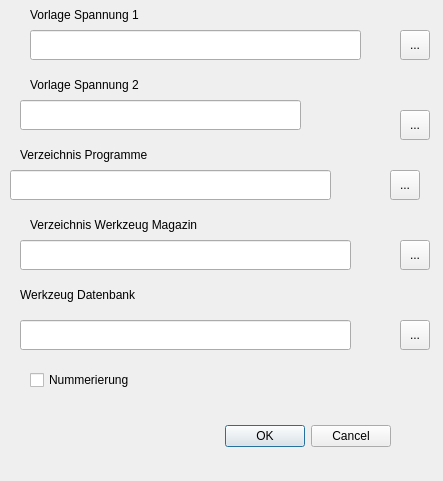
Qt form dialogSettings.ui (mikejg/MainGen) before a commit.
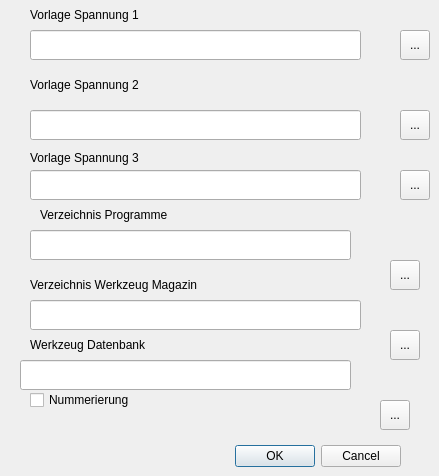
The same form after that commit.

Commit message: added Spannung3 & parted tools

```diff
--- a/dialogSettings.ui
+++ b/dialogSettings.ui
@@ -6,8 +6,8 @@
    <rect>
     <x>0</x>
     <y>0</y>
-    <width>443</width>
-    <height>481</height>
+    <width>439</width>
+    <height>476</height>
    </rect>
   </property>
   <property name="sizePolicy">
@@ -22,8 +22,8 @@
   <widget class="QDialogButtonBox" name="buttonBox">
    <property name="geometry">
     <rect>
-     <x>50</x>
-     <y>420</y>
+     <x>60</x>
+     <y>440</y>
      <width>341</width>
      <height>32</height>
     </rect>
@@ -39,7 +39,7 @@
    <property name="geometry">
     <rect>
      <x>390</x>
-     <y>170</y>
+     <y>260</y>
      <width>30</width>
      <height>30</height>
     </rect>
@@ -63,8 +63,8 @@
   <widget class="QLabel" name="label_Programme">
    <property name="geometry">
     <rect>
-     <x>20</x>
-     <y>140</y>
+     <x>40</x>
+     <y>200</y>
      <width>331</width>
      <height>30</height>
     </rect>
@@ -88,8 +88,8 @@
   <widget class="QLineEdit" name="lineEdit_Programme">
    <property name="geometry">
     <rect>
-     <x>10</x>
-     <y>170</y>
+     <x>30</x>
+     <y>230</y>
      <width>321</width>
      <height>30</height>
     </rect>
@@ -157,9 +157,9 @@
   <widget class="QLineEdit" name="lineEdit_Spannung2">
    <property name="geometry">
     <rect>
-     <x>20</x>
-     <y>100</y>
-     <width>281</width>
+     <x>30</x>
+     <y>110</y>
+     <width>331</width>
      <height>30</height>
     </rect>
    </property>
@@ -255,7 +255,7 @@
    <property name="geometry">
     <rect>
      <x>30</x>
-     <y>210</y>
+     <y>270</y>
      <width>201</width>
      <height>30</height>
     </rect>
@@ -279,8 +279,8 @@
   <widget class="QLineEdit" name="lineEdit_Magazin">
    <property name="geometry">
     <rect>
-     <x>20</x>
-     <y>240</y>
+     <x>30</x>
+     <y>300</y>
      <width>331</width>
      <height>30</height>
     </rect>
@@ -301,8 +301,8 @@
   <widget class="QToolButton" name="toolButton_Magazin">
    <property name="geometry">
     <rect>
-     <x>400</x>
-     <y>240</y>
+     <x>390</x>
+     <y>330</y>
      <width>30</width>
      <height>30</height>
     </rect>
@@ -326,8 +326,8 @@
   <widget class="QLabel" name="label_WerkzeugDB">
    <property name="geometry">
     <rect>
-     <x>20</x>
-     <y>280</y>
+     <x>30</x>
+     <y>330</y>
      <width>201</width>
      <height>30</height>
     </rect>
@@ -352,7 +352,7 @@
    <property name="geometry">
     <rect>
      <x>20</x>
-     <y>320</y>
+     <y>360</y>
      <width>331</width>
      <height>30</height>
     </rect>
@@ -373,8 +373,8 @@
   <widget class="QToolButton" name="toolButton_WerkzeugDB">
    <property name="geometry">
     <rect>
-     <x>400</x>
-     <y>320</y>
+     <x>380</x>
+     <y>400</y>
      <width>30</width>
      <height>30</height>
     </rect>
@@ -399,7 +399,7 @@
    <property name="geometry">
     <rect>
      <x>30</x>
-     <y>370</y>
+     <y>390</y>
      <width>111</width>
      <height>20</height>
     </rect>
@@ -408,6 +408,66 @@
     <string>Nummerierung</string>
    </property>
   </widget>
+  <widget class="QLabel" name="label_Spannung3">
+   <property name="geometry">
+    <rect>
+     <x>30</x>
+     <y>150</y>
+     <width>311</width>
+     <height>16</height>
+    </rect>
+   </property>
+   <property name="text">
+    <string>Vorlage Spannung 3</string>
+   </property>
+  </widget>
+  <widget class="QLineEdit" name="lineEdit_Spannung3">
+   <property name="geometry">
+    <rect>
+     <x>30</x>
+     <y>170</y>
+     <width>331</width>
+     <height>30</height>
+    </rect>
+   </property>
+   <property name="minimumSize">
+    <size>
+     <width>0</width>
+     <height>30</height>
+    </size>
+   </property>
+   <property name="maximumSize">
+    <size>
+     <width>16777215</width>
+     <height>30</height>
+    </size>
+   </property>
+  </widget>
+  <widget class="QToolButton" name="toolButton_Spannung3">
+   <property name="geometry">
+    <rect>
+     <x>400</x>
+     <y>170</y>
+     <width>30</width>
+     <height>30</height>
+    </rect>
+   </property>
+   <property name="minimumSize">
+    <size>
+     <width>30</width>
+     <height>30</height>
+    </size>
+   </property>
+   <property name="maximumSize">
+    <size>
+     <width>30</width>
+     <height>30</height>
+    </size>
+   </property>
+   <property name="text">
+    <string>...</string>
+   </property>
+  </widget>
  </widget>
  <resources/>
  <connections>
```
The commit also changes 9 other files.
